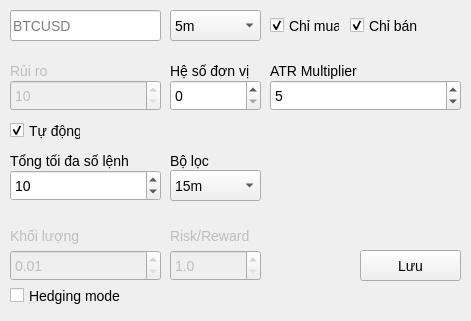
Before: the Qt Designer form ui/EditWindow.ui in nguyenvantat1182002/rsi-signal-bot, drawn with Qt 5.
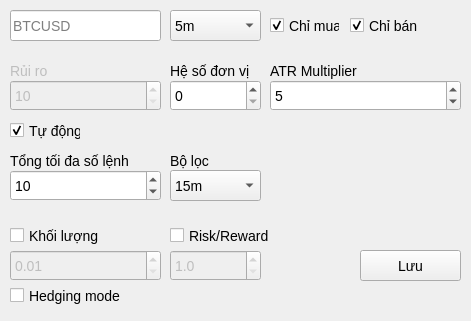
After: the same form once the commit is applied.

```diff
--- a/ui/EditWindow.ui
+++ b/ui/EditWindow.ui
@@ -317,22 +317,6 @@
      <double>0.010000000000000</double>
     </property>
    </widget>
-   <widget class="QLabel" name="label_5">
-    <property name="enabled">
-     <bool>false</bool>
-    </property>
-    <property name="geometry">
-     <rect>
-      <x>10</x>
-      <y>220</y>
-      <width>71</width>
-      <height>31</height>
-     </rect>
-    </property>
-    <property name="text">
-     <string>Khối lượng</string>
-    </property>
-   </widget>
    <widget class="QLabel" name="label_6">
     <property name="geometry">
      <rect>
@@ -362,22 +346,6 @@
      <number>5</number>
     </property>
    </widget>
-   <widget class="QLabel" name="label_7">
-    <property name="enabled">
-     <bool>false</bool>
-    </property>
-    <property name="geometry">
-     <rect>
-      <x>170</x>
-      <y>220</y>
-      <width>91</width>
-      <height>31</height>
-     </rect>
-    </property>
-    <property name="text">
-     <string>Risk/Reward</string>
-    </property>
-   </widget>
    <widget class="QDoubleSpinBox" name="doubleSpinBox_2">
     <property name="enabled">
      <bool>false</bool>
@@ -403,6 +371,38 @@
      <double>0.500000000000000</double>
     </property>
    </widget>
+   <widget class="QCheckBox" name="checkBox_6">
+    <property name="geometry">
+     <rect>
+      <x>10</x>
+      <y>220</y>
+      <width>91</width>
+      <height>31</height>
+     </rect>
+    </property>
+    <property name="cursor">
+     <cursorShape>PointingHandCursor</cursorShape>
+    </property>
+    <property name="text">
+     <string>Khối lượng</string>
+    </property>
+   </widget>
+   <widget class="QCheckBox" name="checkBox_7">
+    <property name="geometry">
+     <rect>
+      <x>170</x>
+      <y>220</y>
+      <width>101</width>
+      <height>31</height>
+     </rect>
+    </property>
+    <property name="cursor">
+     <cursorShape>PointingHandCursor</cursorShape>
+    </property>
+    <property name="text">
+     <string>Risk/Reward</string>
+    </property>
+   </widget>
   </widget>
  </widget>
  <resources/>
```
Left out of the diff: 3 changed lines with no effect on the pictures.
